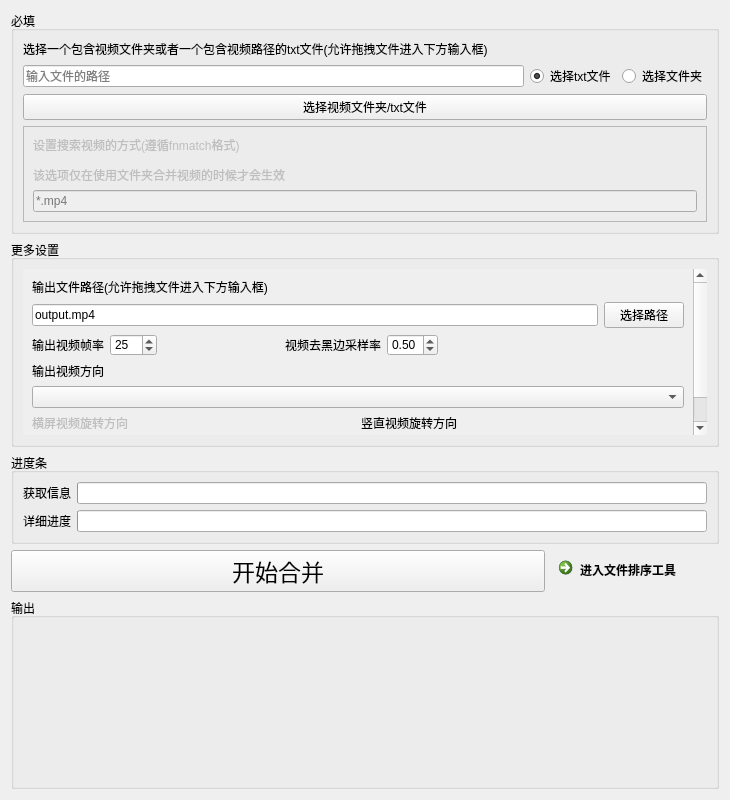
Qt form assets/ui/home_page.ui (271374667/VideoFusion) before a commit.
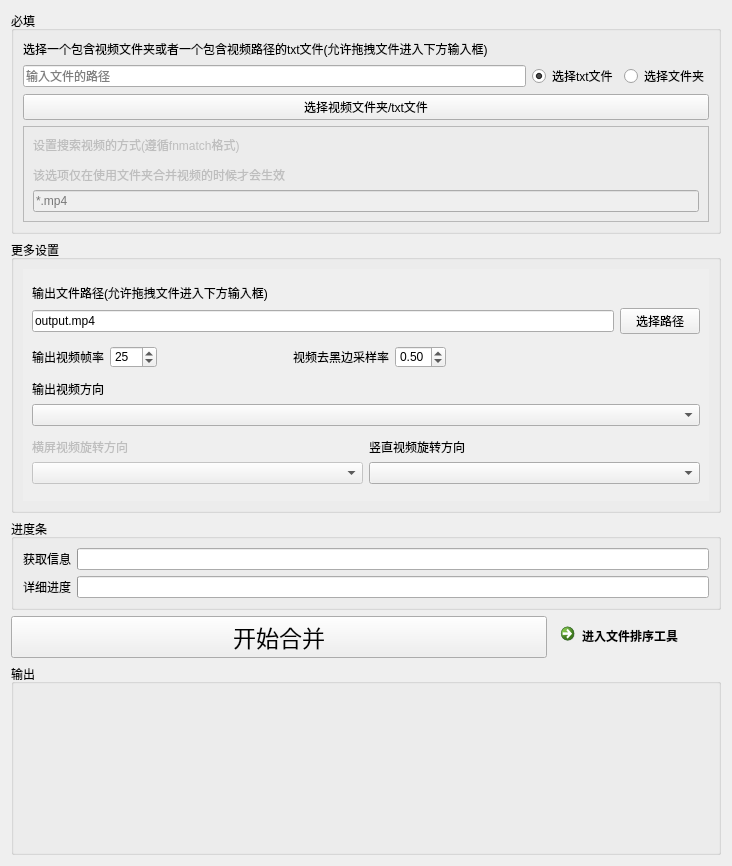
The same form after that commit. Custom widgets are drawn as their Qt base class.

Commit message: Ui: 为进度条增加更加显眼的组别 Fix: 修复了直接使用按钮点击的时候无法自动设置output的bug

```diff
--- a/assets/ui/home_page.ui
+++ b/assets/ui/home_page.ui
@@ -6,8 +6,8 @@
    <rect>
     <x>0</x>
     <y>0</y>
-    <width>730</width>
-    <height>800</height>
+    <width>732</width>
+    <height>866</height>
    </rect>
   </property>
   <property name="windowTitle">
@@ -144,8 +144,8 @@
           <rect>
            <x>0</x>
            <y>0</y>
-           <width>692</width>
-           <height>199</height>
+           <width>694</width>
+           <height>265</height>
           </rect>
          </property>
          <layout class="QVBoxLayout" name="verticalLayout_10">
```
The commit also changes 2 other files.
